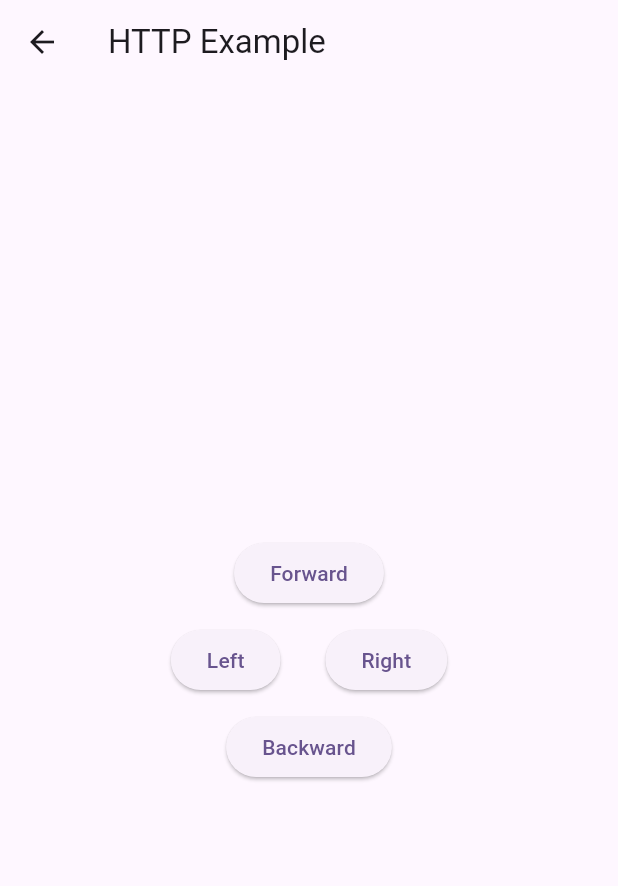
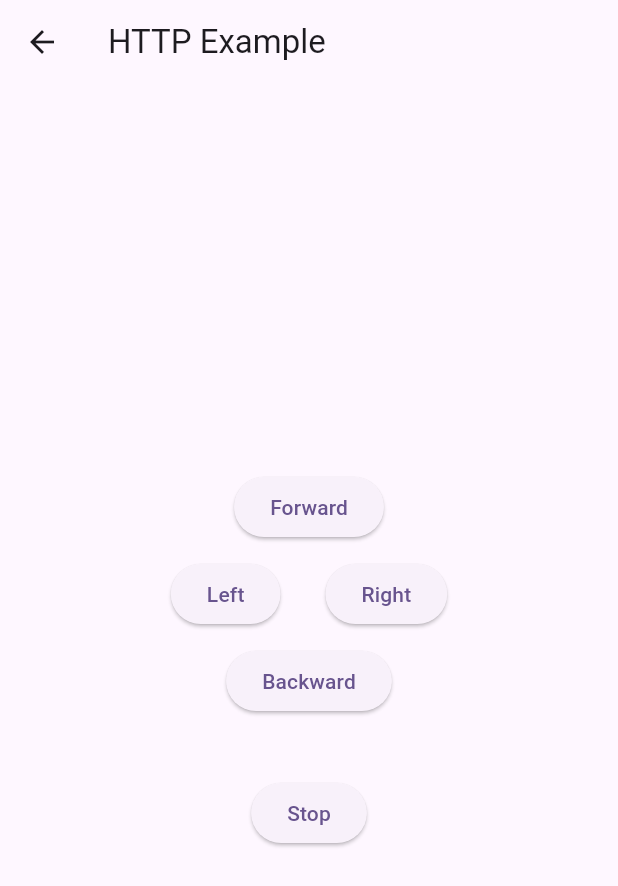
Before and after one commit to kshitiz3133/beyblade, a Flutter app: the Call screen opened directly, on a phone screen of 412 x 824 dp. Shown: the top 886 px of the screen. Run offline on Flutter 3.47's test engine with Material 3 defaults, Android fonts, the light colour scheme and no system bars; our stand-ins replace sensors_plus; missing offline and left inert: o3d.

Commit message:
x axis done

```diff
--- a/lib/main.dart
+++ b/lib/main.dart
@@ -19,7 +19,7 @@ class MyApp extends StatelessWidget {
         colorScheme: ColorScheme.fromSeed(seedColor: Colors.deepPurple),
         useMaterial3: true,
       ),
-      home: AccelerometerExample(),
+      home: LUL(),
     );
   }
 }
--- a/lib/modelpage.dart
+++ b/lib/modelpage.dart
@@ -55,6 +55,18 @@ class Call extends StatelessWidget {
                 backward();
               },
               child: Text('Backward'),
+            ),
+
+           SizedBox(height: 40,),
+
+            ElevatedButton(
+              onPressed: () {
+                stop_backward();
+                stop_forward();
+                stop_right();
+                stop_left();
+              },
+              child: Text('Stop'),
             ),
           ],
         ),
```
